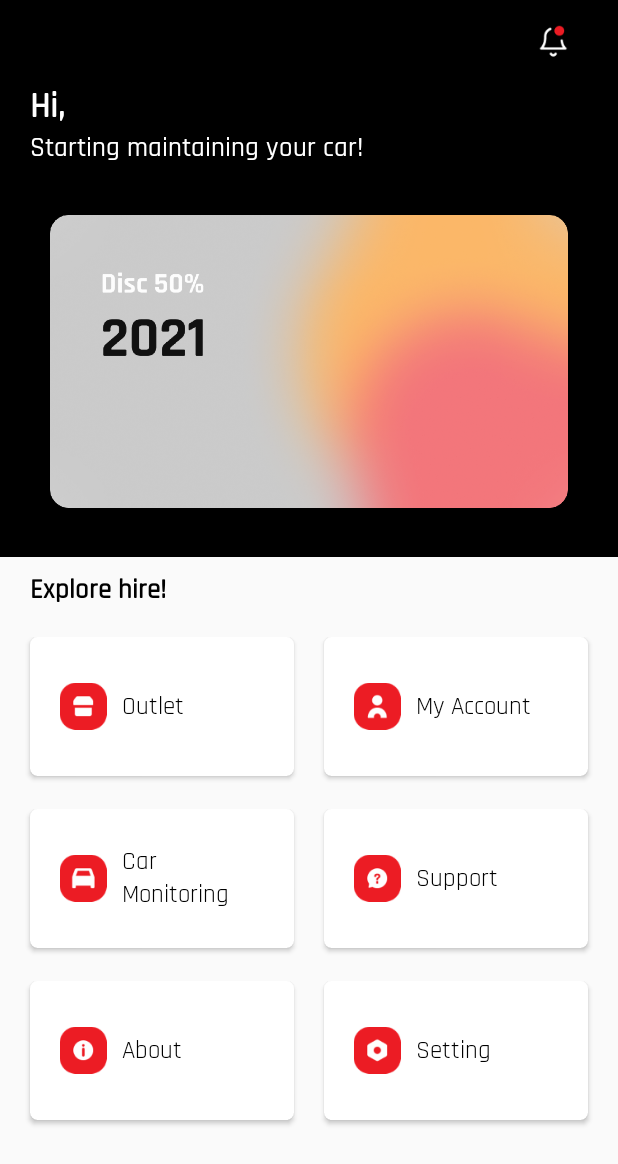
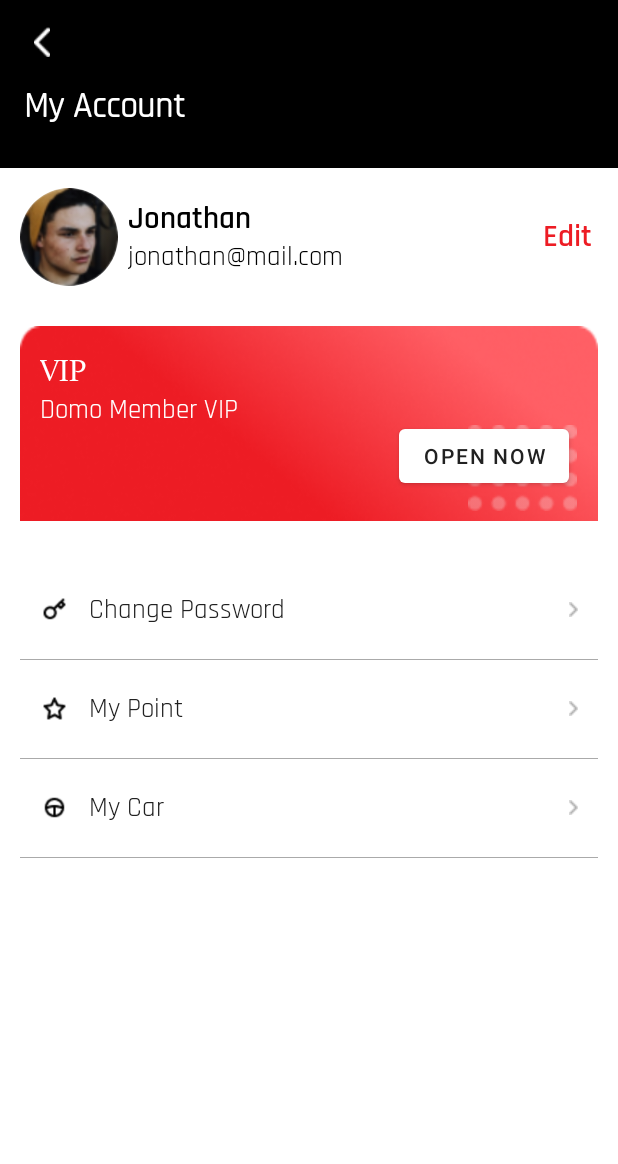
Before and after one commit to Adengs/Sitepat, an Android app: the MainActivity screen opened directly, with no data from a screen before it, after a tap on "My Account", on a phone screen of 412 x 824 dp. Shown: the top 1164 px of the screen. Run offline under Robolectric (Android 15) with nearby library versions, the phone set to English and light mode, and no system bars; our stand-ins replace ButterKnife, CircleImageView, sdp/ssp sizes; network calls fail; 2 statements that could not run were skipped.

Commit message:
my account

```diff
--- a/app/build.gradle
+++ b/app/build.gradle
@@ -67,6 +67,9 @@ dependencies {
     //Eventbus
     implementation 'org.greenrobot:eventbus:3.2.0'
 
+    // CIV
+    implementation 'de.hdodenhof:circleimageview:3.1.0'
+
     //connection
 
 }
--- a/app/src/main/AndroidManifest.xml
+++ b/app/src/main/AndroidManifest.xml
@@ -20,11 +20,10 @@
         android:supportsRtl="true"
         android:theme="@style/Theme.Doktermobilcustomer"
         android:usesCleartextTraffic="true">
-
+        <activity android:name=".page.account.MyAccountActivity"></activity>
         <activity
             android:name=".page.about.AboutUsActivity"
-            android:theme="@style/TemaNoActionBar"/>
-
+            android:theme="@style/TemaNoActionBar" />
         <activity android:name=".page.setting.PrivacyPolicyActivity" />
         <activity android:name=".page.setting.TermConditionActivity" />
         <activity android:name=".page.setting.GettingStartedActivity" />
--- /dev/null
+++ b/app/src/main/java/com/codelabs/dokter_mobil_customer/page/account/MyAccountActivity.kt
@@ -0,0 +1,12 @@
+package com.codelabs.dokter_mobil_customer.page.account
+
+import androidx.appcompat.app.AppCompatActivity
+import android.os.Bundle
+import com.codelabs.dokter_mobil_customer.R
+
+class MyAccountActivity : AppCompatActivity() {
+    override fun onCreate(savedInstanceState: Bundle?) {
+        super.onCreate(savedInstanceState)
+        setContentView(R.layout.activity_my_account)
+    }
+}
--- a/app/src/main/java/com/codelabs/dokter_mobil_customer/page/main/MainActivity.java
+++ b/app/src/main/java/com/codelabs/dokter_mobil_customer/page/main/MainActivity.java
@@ -20,6 +20,7 @@ import com.codelabs.dokter_mobil_customer.connection.ErrorUtils;
 import com.codelabs.dokter_mobil_customer.connection.RetrofitInterface;
 import com.codelabs.dokter_mobil_customer.helper.BaseActivity;
 import com.codelabs.dokter_mobil_customer.page.about.AboutUsActivity;
+import com.codelabs.dokter_mobil_customer.page.account.MyAccountActivity;
 import com.codelabs.dokter_mobil_customer.page.setting.SettingActivity;
 import com.codelabs.dokter_mobil_customer.viewmodel.Profile;
 
@@ -135,7 +136,8 @@ public class MainActivity extends BaseActivity implements View.OnClickListener {
         }
 
         if (containerMyAccount == view) {
-            showToast("This menu on develop :(");
+            Intent intent = new Intent(MainActivity.this, MyAccountActivity.class);
+            startActivity(intent);
         }
     }
 }
--- /dev/null
+++ b/app/src/main/res/layout/activity_my_account.xml
@@ -0,0 +1,295 @@
+<?xml version="1.0" encoding="utf-8"?>
+<LinearLayout xmlns:android="http://schemas.android.com/apk/res/android"
+    xmlns:tools="http://schemas.android.com/tools"
+    android:layout_width="match_parent"
+    android:layout_height="match_parent"
+    android:background="@color/white"
+    android:orientation="vertical"
+    tools:context=".page.account.MyAccountActivity">
+
+    <LinearLayout
+        android:id="@+id/toolbar"
+        android:layout_width="match_parent"
+        android:layout_height="wrap_content"
+        android:orientation="vertical">
+
+        <RelativeLayout
+            android:id="@+id/toolbar_wrapper"
+            android:layout_width="match_parent"
+            android:layout_height="?attr/actionBarSize"
+            android:background="@color/black">
+
+            <androidx.appcompat.widget.AppCompatImageView
+                android:id="@+id/iv_back"
+                android:layout_width="56dp"
+                android:layout_height="56dp"
+                android:padding="18dp"
+                android:src="@drawable/ic_back_btn"
+                android:tint="@color/white" />
+        </RelativeLayout>
+
+        <RelativeLayout
+            android:layout_width="match_parent"
+            android:layout_height="?attr/actionBarSize"
+            android:background="@color/black">
+
+            <androidx.appcompat.widget.AppCompatTextView
+                android:layout_width="match_parent"
+                android:layout_height="wrap_content"
+                android:fontFamily="@font/rajdhani_regular"
+                android:paddingLeft="16dp"
+                android:text="@string/myaccount"
+                android:textColor="@color/white"
+                android:textSize="@dimen/_18sdp"
+                android:textStyle="bold" />
+
+        </RelativeLayout>
+    </LinearLayout>
+
+
+    <LinearLayout
+        android:layout_width="match_parent"
+        android:layout_height="wrap_content"
+        android:orientation="horizontal"
+        android:padding="@dimen/_10sdp">
+
+        <de.hdodenhof.circleimageview.CircleImageView
+            android:layout_width="@dimen/_50sdp"
+            android:layout_height="@dimen/_50sdp"
+            android:src="@drawable/ic_profil" />
+
+        <LinearLayout
+            android:layout_width="0dp"
+            android:layout_height="wrap_content"
+            android:layout_gravity="center"
+            android:layout_marginLeft="@dimen/_5sdp"
+            android:layout_weight="1"
+            android:orientation="vertical">
+
+            <TextView
+                android:layout_width="match_parent"
+                android:layout_height="wrap_content"
+                android:fontFamily="@font/rajdhani_semi_bold"
+                android:textColor="@color/black"
+                android:textSize="@dimen/_16sdp"
+                android:text="Jonathan" />
+
+            <TextView
+                android:layout_width="match_parent"
+                android:layout_height="wrap_content"
+                android:fontFamily="@font/rajdhani_regular"
+                android:textColor="@color/black"
+                android:textSize="@dimen/_14sdp"
+                android:text="jonathan@mail.com" />
+
+        </LinearLayout>
+
+        <TextView
+            android:layout_width="wrap_content"
+            android:layout_height="wrap_content"
+            android:layout_gravity="center"
+            android:fontFamily="@font/rajdhani_semi_bold"
+            android:paddingLeft="@dimen/_3sdp"
+            android:paddingRight="@dimen/_3sdp"
+            android:text="@string/edit"
+            android:textColor="@color/red_text"
+            android:textSize="@dimen/_16sdp" />
+
+    </LinearLayout>
+
+    <RelativeLayout
+        android:layout_width="match_parent"
+        android:layout_height="@dimen/_100sdp"
+        android:layout_gravity="center"
+        android:layout_margin="@dimen/_10sdp"
+        android:layout_marginTop="@dimen/_10sdp">
+
+        <ImageView
+            android:layout_width="match_parent"
+            android:layout_height="match_parent"
+            android:scaleType="fitXY"
+            android:src="@drawable/ic_rectangle" />
+
+        <ImageView
+            android:layout_width="@dimen/_57sdp"
+            android:layout_height="@dimen/_44sdp"
+            android:layout_alignParentRight="true"
+            android:layout_alignParentBottom="true"
+            android:layout_marginRight="@dimen/_10sdp"
+            android:layout_marginBottom="@dimen/_5sdp"
+            android:src="@drawable/ic_totol" />
+
+
+        <LinearLayout
+            android:layout_width="wrap_content"
+            android:layout_height="wrap_content"
+            android:layout_margin="@dimen/_10sdp"
+            android:orientation="vertical">
+
+            <TextView
+                android:layout_width="wrap_content"
+                android:layout_height="wrap_content"
+                android:fontFamily="@font/stika"
+                android:text="VIP"
+                android:textColor="@color/white"
+                android:textSize="@dimen/_18sdp" />
+
+            <TextView
+                android:layout_width="wrap_content"
+                android:layout_height="wrap_content"
+                android:fontFamily="@font/rajdhani_regular"
+                android:text="Domo Member VIP"
+                android:textColor="@color/white"
+                android:textSize="@dimen/_14sdp" />
+        </LinearLayout>
+
+        <Button
+            android:layout_width="wrap_content"
+            android:layout_height="wrap_content"
+            android:layout_alignParentRight="true"
+            android:layout_alignParentBottom="true"
+            android:layout_marginRight="@dimen/_15sdp"
+            android:layout_marginBottom="@dimen/_15sdp"
+            android:text="@string/open_now"
+            android:textColor="@color/black_button" />
+    </RelativeLayout>
+
+    <LinearLayout
+        android:layout_width="match_parent"
+        android:layout_height="wrap_content"
+        android:layout_below="@id/toolbar"
+        android:orientation="vertical"
+        android:paddingLeft="@dimen/_10sdp"
+        android:paddingTop="@dimen/_10sdp"
+        android:paddingRight="@dimen/_10sdp">
+
+
+        <LinearLayout
+            android:id="@+id/ll_change_password"
+            android:layout_width="match_parent"
+            android:layout_height="wrap_content"
+            android:orientation="vertical">
+
+            <LinearLayout
+                android:layout_width="match_parent"
+                android:layout_height="@dimen/_50sdp"
+                android:layout_gravity="center"
+                android:gravity="center">
+
+                <ImageView
+                    android:layout_width="@dimen/_15sdp"
+                    android:layout_height="@dimen/_15sdp"
+                    android:layout_marginLeft="@dimen/_10sdp"
+                    android:src="@drawable/ic_key" />
+
+                <TextView
+                    android:layout_width="0dp"
+                    android:layout_height="wrap_content"
+                    android:layout_marginLeft="@dimen/_10sdp"
+                    android:layout_weight="1"
+                    android:fontFamily="@font/rajdhani_regular"
+                    android:text="@string/change_password"
+                    android:textColor="@color/black_button"
+                    android:textSize="@dimen/_14ssp" />
+
+                <ImageView
+                    android:layout_width="wrap_content"
+                    android:layout_height="wrap_content"
+                    android:layout_marginRight="@dimen/_10sdp"
+                    android:src="@drawable/ic_right_arrow" />
+
+            </LinearLayout>
+
+            <View
+                android:layout_width="match_parent"
+                android:layout_height="0.1dp"
+                android:background="@color/gray_text" />
+        </LinearLayout>
+
+        <LinearLayout
+            android:id="@+id/ll_my_poin"
+            android:layout_width="match_parent"
+            android:layout_height="wrap_content"
+            android:orientation="vertical">
+
+            <LinearLayout
+                android:layout_width="match_parent"
+                android:layout_height="@dimen/_50sdp"
+                android:layout_gravity="center"
+                android:gravity="center">
+
+                <ImageView
+                    android:layout_width="@dimen/_15sdp"
+                    android:layout_height="@dimen/_15sdp"
+                    android:layout_marginLeft="@dimen/_10sdp"
+                    android:src="@drawable/ic_star" />
+
+                <TextView
+                    android:layout_width="0dp"
+                    android:layout_height="wrap_content"
+                    android:layout_marginLeft="@dimen/_10sdp"
+                    android:layout_weight="1"
+                    android:fontFamily="@font/rajdhani_regular"
+                    android:text="@string/my_poin"
+                    android:textColor="@color/black_button"
+                    android:textSize="@dimen/_14ssp" />
+
+                <ImageView
+                    android:layout_width="wrap_content"
+                    android:layout_height="wrap_content"
+                    android:layout_marginRight="@dimen/_10sdp"
+                    android:src="@drawable/ic_right_arrow" />
+
+            </LinearLayout>
+
+            <View
+                android:layout_width="match_parent"
+                android:layout_height="0.1dp"
+                android:background="@color/gray_text" />
+        </LinearLayout>
+
+        <LinearLayout
+            android:id="@+id/ll_my_cars"
+            android:layout_width="match_parent"
+            android:layout_height="wrap_content"
+            android:orientation="vertical">
+
+            <LinearLayout
+                android:layout_width="match_parent"
+                android:layout_height="@dimen/_50sdp"
+                android:layout_gravity="center"
+                android:gravity="center">
+
+                <ImageView
+                    android:layout_width="@dimen/_15sdp"
+                    android:layout_height="@dimen/_15sdp"
+                    android:layout_marginLeft="@dimen/_10sdp"
+                    android:src="@drawable/ic_drive" />
+
+                <TextView
+                    android:layout_width="0dp"
+                    android:layout_height="wrap_content"
+                    android:layout_marginLeft="@dimen/_10sdp"
+                    android:layout_weight="1"
+                    android:fontFamily="@font/rajdhani_regular"
+                    android:text="@string/my_car"
+                    android:textColor="@color/black_button"
+                    android:textSize="@dimen/_14ssp" />
+
+                <ImageView
+                    android:layout_width="wrap_content"
+                    android:layout_height="wrap_content"
+                    android:layout_marginRight="@dimen/_10sdp"
+                    android:src="@drawable/ic_right_arrow" />
+
+            </LinearLayout>
+
+            <View
+                android:layout_width="match_parent"
+                android:layout_height="0.1dp"
+                android:background="@color/gray_text" />
+        </LinearLayout>
+
+
+    </LinearLayout>
+</LinearLayout>
--- a/app/src/main/res/values/strings.xml
+++ b/app/src/main/res/values/strings.xml
@@ -56,6 +56,12 @@
     <string name="logout">Logout</string>
 
 
+<!--    My Account-->
+    <string name="my_poin">My Point</string>
+    <string name="my_car">My Car</string>
+    <string name="edit">Edit</string>
+    <string name="open_now">Open Now</string>
+
     <!-- Menu -->
     <string name="outlet">Outlet</string>
     <string name="myaccount">My Account</string>
```
Also changed, not shown: app/src/main/res/drawable-mdpi/ic_drive.png (added), app/src/main/res/drawable-mdpi/ic_key.png (added), app/src/main/res/drawable-mdpi/ic_profil.png (added), app/src/main/res/drawable-mdpi/ic_rectangle.png (added), app/src/main/res/drawable-mdpi/ic_star.png (added), app/src/main/res/drawable-mdpi/ic_totol.png (added), app/src/main/res/font/stika.ttf (added).
